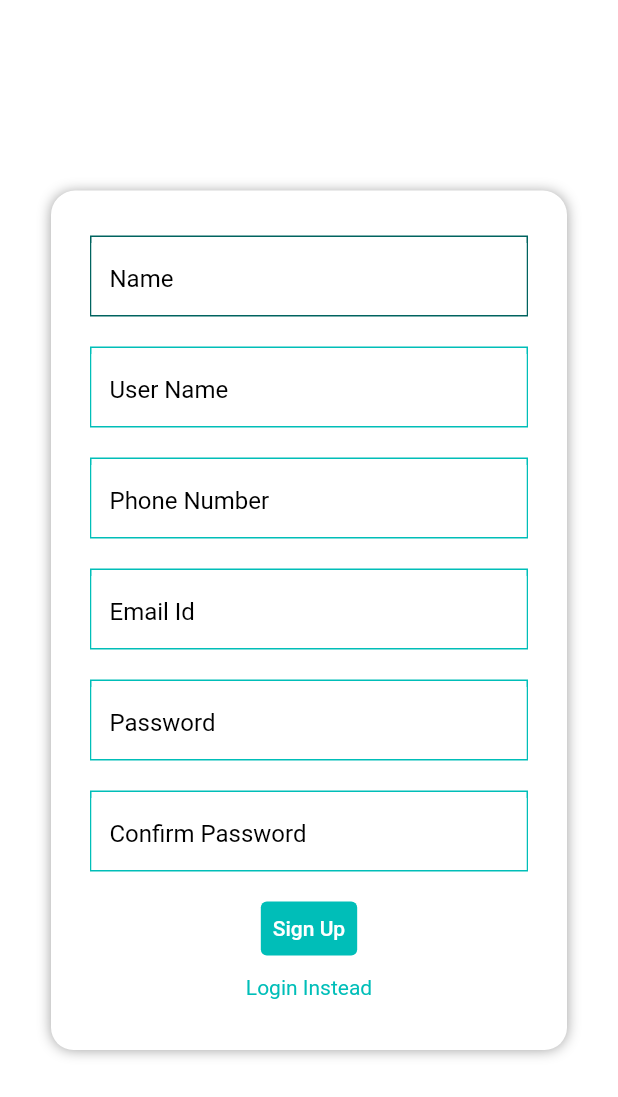
After one commit to Airbornharsh/studymat_app, a Flutter app: the AuthScreen screen opened by its route, after a tap on "Create an New Account", after a tap on "Sign Up", on a phone screen of 412 x 824 dp. The commit adds this screen. Shown: the top 1097 px of the screen. Run offline on Flutter 3.47's test engine with Material 2 defaults, Android fonts, the phone set to English and light mode, and no system bars; our stand-ins replace file_picker, firebase_core, firebase_storage, shared_preferences, youtube_player_flutter; missing offline and left inert: flutter_pdfview, syncfusion_flutter_pdfviewer; accounts and stored records are empty; network calls fail.

Commit message:
Added Admin Login Feature

```diff
--- a/lib/main.dart
+++ b/lib/main.dart
@@ -4,9 +4,12 @@ import "package:provider/provider.dart";
 import 'package:studymat_app/firebase_options.dart';
 import 'package:studymat_app/providers/Settings.dart';
 import 'package:studymat_app/providers/StudyMats.dart';
+import 'package:studymat_app/providers/User.dart';
+import 'package:studymat_app/screens/AuthScreen.dart';
 import 'package:studymat_app/screens/HomeScreen.dart';
 import 'package:studymat_app/screens/InstitutionScreen.dart';
 import 'package:studymat_app/screens/PdfViewerPage.dart';
+import 'package:studymat_app/screens/UploadScreen.dart';
 import 'package:studymat_app/screens/VideoScreen.dart';
 
 void main() async {
@@ -31,6 +34,7 @@ class _MyAppState extends State<MyApp> {
     return MultiProvider(
       providers: [
         ChangeNotifierProvider.value(value: Settings()),
+        ChangeNotifierProvider.value(value: User()),
         ChangeNotifierProvider.value(value: StudyMat()),
       ],
       child: MaterialApp(
@@ -45,6 +49,8 @@ class _MyAppState extends State<MyApp> {
           InstitutionScreen.routeName: (context) => InstitutionScreen(),
           PdfViewerPage.routeName: (context) => PdfViewerPage(),
           VideoScreen.routeName: (context) => VideoScreen(),
+          AuthScreen.routeName: (context) => const AuthScreen(),
+          UploadScreen.routeName: (context) => UploadScreen(),
         },
       ),
     );
--- /dev/null
+++ b/lib/screens/AuthScreen.dart
@@ -0,0 +1,409 @@
+import 'package:flutter/material.dart';
+import 'package:provider/provider.dart';
+import 'package:studymat_app/providers/Settings.dart';
+import 'package:studymat_app/providers/User.dart';
+import 'package:studymat_app/screens/HomeScreen.dart';
+import 'package:studymat_app/screens/UploadScreen.dart';
+
+class AuthScreen extends StatefulWidget {
+  static const routeName = "/auth";
+  const AuthScreen({super.key});
+
+  @override
+  State<AuthScreen> createState() => _AuthScreenState();
+}
+
+class _AuthScreenState extends State<AuthScreen> {
+  var isLogin = true;
+  // var isConfirmCode = false;
+  var isLoading = false;
+  final _nameController = TextEditingController();
+  final _userNameController = TextEditingController();
+  final _phoneNumberController = TextEditingController();
+  final _emailIdController = TextEditingController();
+  final _passwordController = TextEditingController();
+  final _confirmPasswordController = TextEditingController();
+  final _authController = TextEditingController();
+  // final _confirmCodeController = TextEditingController();
+
+  @override
+  void dispose() {
+    _nameController.dispose();
+    _userNameController.dispose();
+    _phoneNumberController.dispose();
+    _emailIdController.dispose();
+    _passwordController.dispose();
+    _confirmPasswordController.dispose();
+    super.dispose();
+  }
+
+  // void changeConfirmCode(bool data) {
+  //   setState(() {
+  //     isConfirmCode = data;
+  //   });
+  // }
+
+  void changeRoute(String routeName, BuildContext context) {
+    Navigator.of(context).pushReplacementNamed(routeName);
+  }
+
+  @override
+  Widget build(BuildContext context) {
+    var login = Column(
+      children: [
+        Container(
+          margin: const EdgeInsets.symmetric(horizontal: 15, vertical: 10),
+          padding: const EdgeInsets.only(top: 4),
+          decoration: BoxDecoration(
+              border: Border.all(
+                  color: true
+                      ? const Color.fromARGB(255, 0, 99, 95)
+                      : const Color.fromARGB(255, 0, 190, 184))),
+          child: TextField(
+            style: const TextStyle(color: Colors.black),
+            decoration: const InputDecoration(
+              border: InputBorder.none,
+              hintText: "UserName",
+              hintStyle: TextStyle(
+                color: Colors.black,
+              ),
+              fillColor: Colors.white,
+              filled: true,
+            ),
+            controller: _authController,
+          ),
+        ),
+        Container(
+          margin: const EdgeInsets.symmetric(horizontal: 15, vertical: 10),
+          padding: const EdgeInsets.only(top: 4),
+          decoration: BoxDecoration(
+              border:
+                  Border.all(color: const Color.fromARGB(255, 0, 190, 184))),
+          child: TextField(
+            style: const TextStyle(color: Colors.black),
+            decoration: const InputDecoration(
+              border: InputBorder.none,
+              hintText: "Password",
+              hintStyle: TextStyle(
+                color: Colors.black,
+              ),
+              fillColor: Colors.white,
+              filled: true,
+            ),
+            controller: _passwordController,
+          ),
+        ),
+        const SizedBox(
+          height: 4,
+        ),
+        TextButton(
+            onPressed: () async {
+              setState(() {
+                isLoading = true;
+              });
+              String loginRes = await Provider.of<User>(context, listen: false)
+                  .signIn(_authController.text, _passwordController.text);
+
+              if (loginRes == "Done") {
+                var snackBar = SnackBar(
+                  content: const Text('Logged In'),
+                  action: SnackBarAction(
+                    label: 'Undo',
+                    onPressed: () {
+                      // Some code to undo the change.
+                    },
+                  ),
+                );
+                Navigator.of(context).popAndPushNamed(UploadScreen.routeName);
+              } else {
+                var snackBar = SnackBar(
+                  content: Text(loginRes),
+                  // action: SnackBarAction(
+                  //   label: 'Undo',
+                  //   onPressed: () {
+                  //     // Some code to undo the change.
+                  //   },
+                  // ),
+                );
+                ScaffoldMessenger.of(context).showSnackBar(snackBar);
+                // _authController.clear();
+                // _passwordController.clear();
+              }
+              setState(() {
+                isLoading = false;
+              });
+            },
+            style: ButtonStyle(
+                backgroundColor: MaterialStateProperty.all<Color>(
+                    Provider.of<Settings>(context).getPrimary)),
+            child: const Text(
+              "Login",
+              style: TextStyle(color: Colors.white),
+            )),
+        const SizedBox(
+          height: 7,
+        ),
+        GestureDetector(
+          onTap: () {
+            setState(() {
+              isLogin = false;
+            });
+          },
+          child: const Text(
+            "Create an New Account",
+            style: TextStyle(
+                fontSize: 14, color: Color.fromARGB(255, 0, 190, 184)),
+          ),
+        ),
+      ],
+    );
+
+    var register = Column(
+      children: [
+        Container(
+          margin: const EdgeInsets.symmetric(horizontal: 15, vertical: 10),
+          padding: const EdgeInsets.only(top: 4),
+          decoration: BoxDecoration(
+              border: Border.all(
+                  color: true
+                      ? const Color.fromARGB(255, 0, 99, 95)
+                      : const Color.fromARGB(255, 0, 190, 184))),
+          child: TextField(
+            style: const TextStyle(color: Colors.black),
+            decoration: const InputDecoration(
+              border: InputBorder.none,
+              hintText: "Name",
+              hintStyle: TextStyle(
+                color: Colors.black,
+              ),
+              fillColor: Colors.white,
+              filled: true,
+            ),
+            controller: _nameController,
+          ),
+        ),
+        Container(
+          margin: const EdgeInsets.symmetric(horizontal: 15, vertical: 10),
+          padding: const EdgeInsets.only(top: 4),
+          decoration: BoxDecoration(
+              border:
+                  Border.all(color: const Color.fromARGB(255, 0, 190, 184))),
+          child: TextField(
+            style: const TextStyle(color: Colors.black),
+            decoration: const InputDecoration(
+              border: InputBorder.none,
+              hintText: "User Name",
+              hintStyle: TextStyle(
+                color: Colors.black,
+              ),
+              fillColor: Colors.white,
+              filled: true,
+            ),
+            controller: _userNameController,
+          ),
+        ),
+        Container(
+          margin: const EdgeInsets.symmetric(horizontal: 15, vertical: 10),
+          padding: const EdgeInsets.only(top: 4),
+          decoration: BoxDecoration(
+              border:
+                  Border.all(color: const Color.fromARGB(255, 0, 190, 184))),
+          child: TextField(
+            style: const TextStyle(color: Colors.black),
+            decoration: const InputDecoration(
+              border: InputBorder.none,
+              hintText: "Phone Number",
+              hintStyle: TextStyle(
+                color: Colors.black,
+              ),
+              fillColor: Colors.white,
+              filled: true,
+            ),
+            controller: _phoneNumberController,
+            keyboardType: TextInputType.number,
+          ),
+        ),
+        Container(
+          margin: const EdgeInsets.symmetric(horizontal: 15, vertical: 10),
+          padding: const EdgeInsets.only(top: 4),
+          decoration: BoxDecoration(
+              border:
+                  Border.all(color: const Color.fromARGB(255, 0, 190, 184))),
+          child: TextField(
+            style: const TextStyle(color: Colors.black),
+            decoration: const InputDecoration(
+              border: InputBorder.none,
+              hintText: "Email Id",
+              hintStyle: TextStyle(
+                color: Colors.black,
+              ),
+              fillColor: Colors.white,
+              filled: true,
+            ),
+            controller: _emailIdController,
+          ),
+        ),
+        Container(
+          margin: const EdgeInsets.symmetric(horizontal: 15, vertical: 10),
+          padding: const EdgeInsets.only(top: 4),
+          decoration: BoxDecoration(
+              border:
+                  Border.all(color: const Color.fromARGB(255, 0, 190, 184))),
+          child: TextField(
+            style: const TextStyle(color: Colors.black),
+            decoration: const InputDecoration(
+              border: InputBorder.none,
+              hintText: "Password",
+              hintStyle: TextStyle(
+                color: Colors.black,
+              ),
+              fillColor: Colors.white,
+              filled: true,
+            ),
+            controller: _confirmPasswordController,
+          ),
+        ),
+        Container(
+          margin: const EdgeInsets.symmetric(horizontal: 15, vertical: 10),
+          padding: const EdgeInsets.only(top: 4),
+          decoration: BoxDecoration(
+              border:
+                  Border.all(color: const Color.fromARGB(255, 0, 190, 184))),
+          child: TextField(
+            style: const TextStyle(color: Colors.black),
+            decoration: const InputDecoration(
+              border: InputBorder.none,
+              hintText: "Confirm Password",
+              hintStyle: TextStyle(
+                color: Colors.black,
+              ),
+              fillColor: Colors.white,
+              filled: true,
+            ),
+            controller: _passwordController,
+          ),
+        ),
+        const SizedBox(
+          height: 4,
+        ),
+        TextButton(
+            onPressed: () async {
+              setState(() {
+                isLoading = true;
+              });
+              try {
+                String Res = await Provider.of<User>(context, listen: false)
+                    .signUp(
+                        _nameController.text,
+                        _userNameController.text,
+                        int.parse(_phoneNumberController.text),
+                        _emailIdController.text,
+                        _passwordController.text,
+                        _confirmPasswordController.text);
+
+                if (Res == "Done") {
+                  setState(() {
+                    isLogin = true;
+                  });
+                } else {
+                  var snackBar = SnackBar(content: Text(Res));
+                  ScaffoldMessenger.of(context).showSnackBar(snackBar);
+                  setState(() {
+                    isLoading = false;
+                  });
+                  // _nameController.clear();
+                  // _userNameController.clear();
+                  // _phoneNumberController.clear();
+                  // _emailIdController.clear();
+                  // _passwordController.clear();
+                  // _confirmPasswordController.clear();
+                }
+                // setState(() {
+                //   isConfirmCode = true;
+                // });
+              } catch (e) {
+                print(e);
+                setState(() {
+                  isLoading = false;
+                });
+              }
+              setState(() {
+                isLoading = false;
+              });
+            },
+            style: ButtonStyle(
+                backgroundColor: MaterialStateProperty.all<Color>(
+                    const Color.fromARGB(255, 0, 190, 184))),
+            child: const Text(
+              "Sign Up",
+              style: TextStyle(color: Colors.white),
+            )),
+        const SizedBox(
+          height: 7,
+        ),
+        GestureDetector(
+          onTap: () {
+            setState(() {
+              isLogin = true;
+            });
+          },
+          child: const Text(
+            "Login Instead",
+            style: TextStyle(
+                fontSize: 14, color: Color.fromARGB(255, 0, 190, 184)),
+          ),
+        )
+      ],
+    );
+
+    return Scaffold(
+      body: SingleChildScrollView(
+        child: Stack(
+          children: <Widget>[
+            Container(
+              height: MediaQuery.of(context).size.height,
+              width: MediaQuery.of(context).size.width,
+              decoration: const BoxDecoration(color: Colors.white),
+              child: Center(
+                child: Container(
+                  padding: const EdgeInsets.only(
+                      top: 20, left: 10, right: 10, bottom: 20),
+                  width: (MediaQuery.of(context).size.width - 70),
+                  // height: 500,
+                  constraints: BoxConstraints(maxHeight: (isLogin ? 270 : 570)),
+                  decoration: BoxDecoration(
+                      color: false ? Colors.grey.shade800 : Colors.white,
+                      borderRadius: BorderRadius.circular(15),
+                      boxShadow: const [
+                        BoxShadow(
+                            color: Colors.black38,
+                            offset: Offset(0.1, 2),
+                            blurRadius: 7,
+                            spreadRadius: 0.6,
+                            blurStyle: BlurStyle.outer)
+                      ]),
+                  child: Container(
+                    child: isLogin ? login : register,
+                  ),
+                ),
+              ),
+            ),
+            if (isLoading)
+              Positioned(
+                top: 0,
+                left: 0,
+                height: MediaQuery.of(context).size.height,
+                width: MediaQuery.of(context).size.width,
+                child: Container(
+                  color: const Color.fromRGBO(80, 80, 80, 0.3),
+                  width: MediaQuery.of(context).size.width,
+                  height: MediaQuery.of(context).size.height,
+                  child: const Center(child: CircularProgressIndicator()),
+                ),
+              ),
+          ],
+        ),
+      ),
+    );
+  }
+}
--- a/lib/screens/HomeScreen.dart
+++ b/lib/screens/HomeScreen.dart
@@ -4,6 +4,7 @@ import 'package:shared_preferences/shared_preferences.dart';
 import 'package:studymat_app/Utils/PdfApi.dart';
 import 'package:studymat_app/providers/Settings.dart';
 import 'package:studymat_app/providers/StudyMats.dart';
+import 'package:studymat_app/screens/AuthScreen.dart';
 import 'package:studymat_app/screens/InstitutionScreen.dart';
 import 'package:flutter_pdfview/flutter_pdfview.dart';
 import 'package:studymat_app/screens/PdfViewerPage.dart';
@@ -103,6 +104,9 @@ class _HomeScreenState extends State<HomeScreen> {
                             ),
                       suffixIconColor: Colors.grey.shade900),
                   onSubmitted: (value) async {
+                    if (_searchController.text == "adminloginupdate") {
+                      Navigator.of(context).pushNamed(AuthScreen.routeName);
+                    } else {
                       await Provider.of<StudyMat>(context, listen: false)
                           .listInstitutes(_searchController.text);
 
@@ -110,6 +114,7 @@ class _HomeScreenState extends State<HomeScreen> {
                       setState(() {
                         isSearching = false;
                       });
+                    }
                   },
                 ),
               ),
```
Also changed, not shown: lib/providers/User.dart (added, +102 -0 lines), lib/screens/UploadScreen.dart (added, +23 -0 lines). Lines whose indentation alone changed are shown as unchanged.
